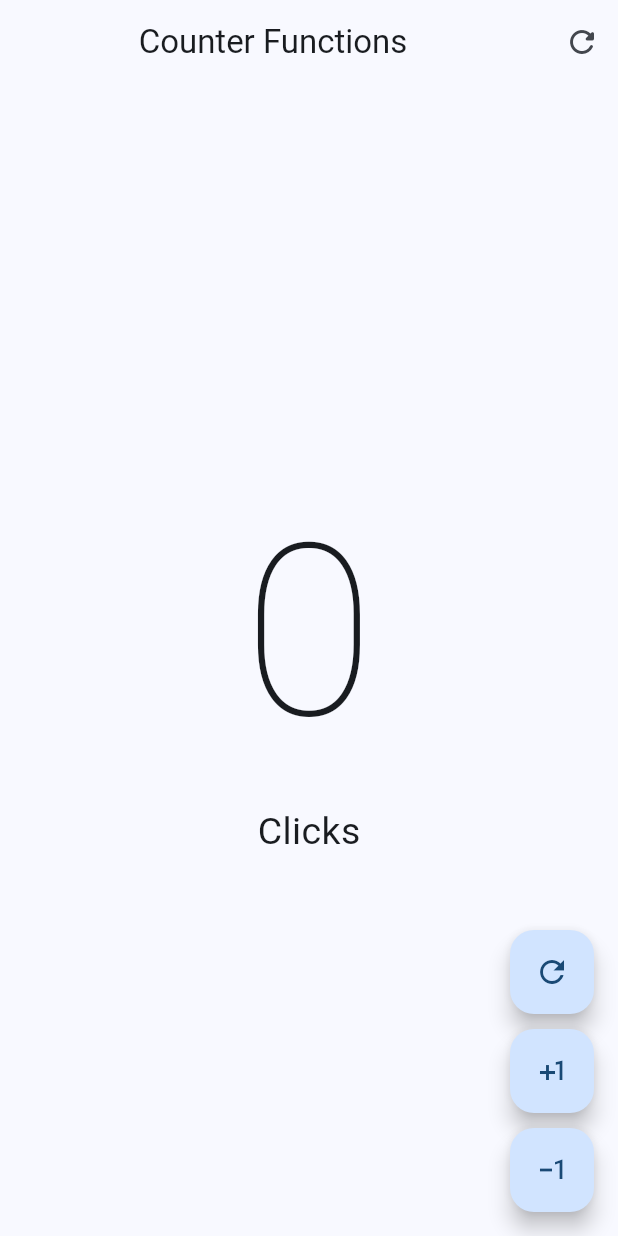
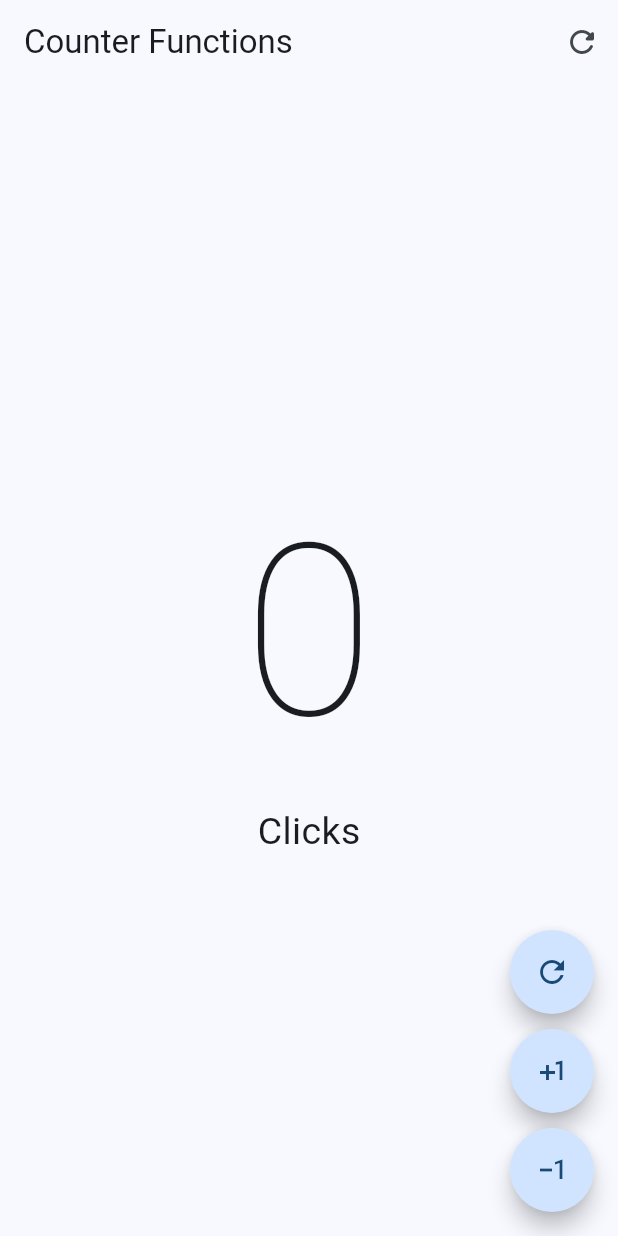
Before and after one commit to epe0413/counter_app, a Flutter app: the screen it shows after launch, after a tap on the "refresh" icon, on a phone screen of 412 x 824 dp. Run offline on Flutter 3.47's test engine with Material 2 defaults, Android fonts, the phone set to English and light mode, and no system bars.

Commit message:
Add custom widget

```diff
--- a/lib/presentation/screens/counter/counter_functions_screen.dart
+++ b/lib/presentation/screens/counter/counter_functions_screen.dart
@@ -14,7 +14,7 @@ class _CounterFunctionsScreenState extends State<CounterFunctionsScreen> {
   Widget build(BuildContext context) {
     return Scaffold(
         appBar: AppBar(
-          title: const Center(child: Text('Counter Functions')),
+          title: const Text('Counter Functions'),
           actions: [
             IconButton(
               icon: const Icon(Icons.refresh_rounded),
@@ -41,33 +41,36 @@ class _CounterFunctionsScreenState extends State<CounterFunctionsScreen> {
         floatingActionButton: Column(
           mainAxisAlignment: MainAxisAlignment.end,
           children: [
-            FloatingActionButton(
-              onPressed: () {
-                setState(() {
-                  clickCounter = 0;
-                });
-              },
-              child: const Icon(Icons.refresh_outlined),
+            CustomButton(
+              icon: Icons.refresh_outlined,
             ),
             const SizedBox(height: 10),
-            FloatingActionButton(
-              onPressed: () {
-                setState(() {
-                  clickCounter++;
-                });
-              },
-              child: const Icon(Icons.plus_one),
+            CustomButton(
+              icon: Icons.plus_one,
             ),
             const SizedBox(height: 10),
-            FloatingActionButton(
-              onPressed: () {
-                setState(() {
-                  clickCounter--;
-                });
-              },
-              child: const Icon(Icons.exposure_minus_1_outlined),
+            CustomButton(
+              icon: Icons.exposure_minus_1_outlined,
             ),
           ],
         ));
   }
 }
+
+class CustomButton extends StatelessWidget {
+  final IconData icon;
+
+  const CustomButton({
+    super.key,
+    required this.icon,
+  });
+
+  @override
+  Widget build(BuildContext context) {
+    return FloatingActionButton(
+      shape: const StadiumBorder(),
+      onPressed: () {},
+      child: Icon(icon),
+    );
+  }
+}
```
